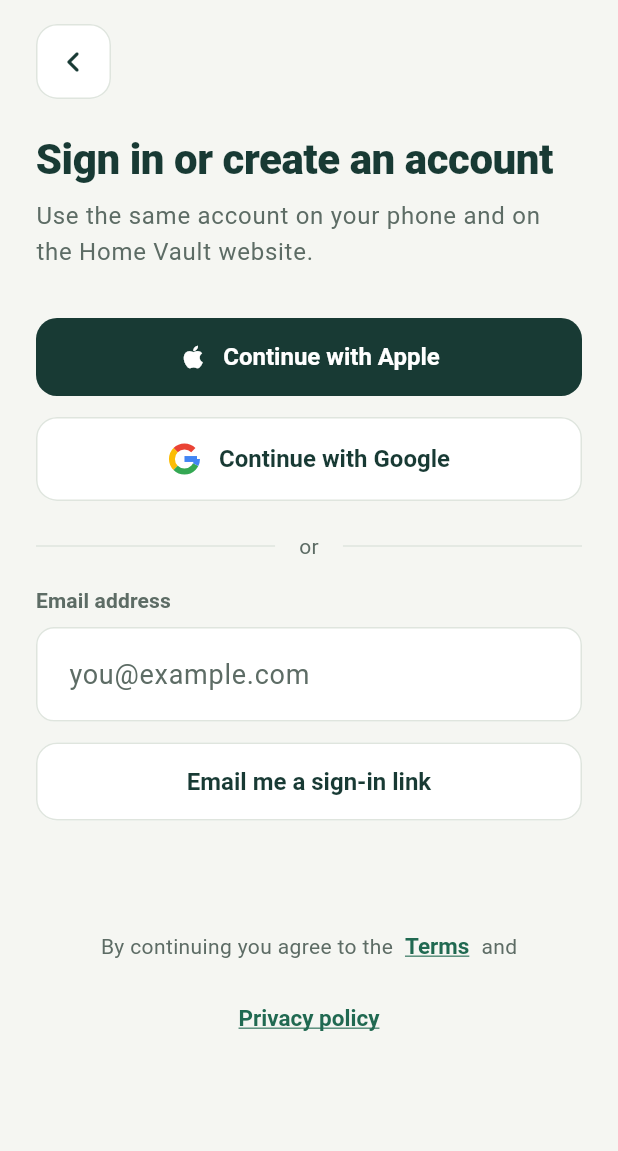
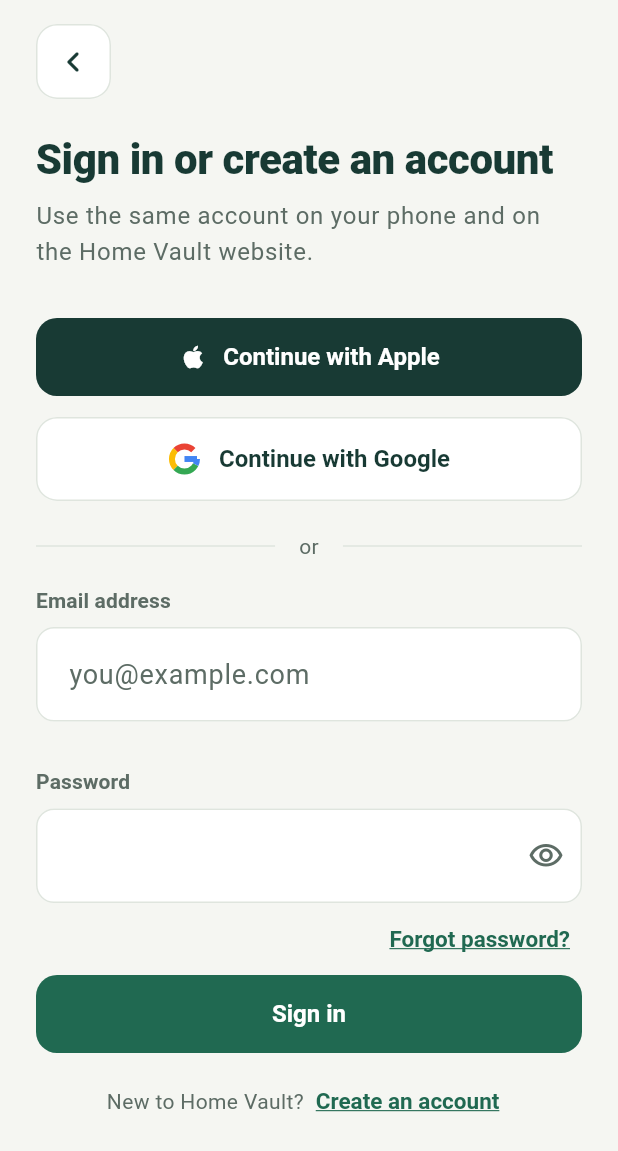
Before and after one commit to little2strong/Home-Vault-Receipt, a Flutter app: the screen it shows after launch, after a tap on "Get started", on a phone screen of 412 x 824 dp. Shown: the top 1151 px of the screen. Run offline on Flutter 3.47's test engine with Material 3 defaults, Android fonts, the phone set to English and light mode, and no system bars; our stand-ins replace camera, cloud_firestore, cloud_functions, connectivity_plus, file_picker, firebase_auth and 13 more; missing offline and left inert: add_2_calendar, firebase_app_check, google_mlkit_document_scanner, google_mlkit_text_recognition, pdfx; accounts and stored records are empty; network calls fail.

Commit message:
Remove app_links dependency and related code for email sign-in functionality. Update Android and iOS configurations to reflect changes in deep linking and associated domains. Refactor authentication logic to use email and password instead of email links. Introduce a new EmailPasswordForm component for streamlined sign-in and account creation. Clean up unused bindings and routes related to email link sign-in.

```diff
--- a/lib/app/app.dart
+++ b/lib/app/app.dart
@@ -1,49 +1,15 @@
-import 'dart:async';
-
-import 'package:app_links/app_links.dart';
 import 'package:flutter/foundation.dart';
 import 'package:flutter/material.dart';
 import 'package:get/get.dart';
 
-import '../core/data/auth_repository.dart';
 import '../core/data/vault_store.dart';
 import '../core/theme/app_theme.dart';
 import 'bindings/initial_binding.dart';
 import 'routes/app_pages.dart';
 import 'routes/app_routes.dart';
 
-class App extends StatefulWidget {
-  const App({super.key, this.initialLink});
-
-  /// An email sign-in link that launched the app.
-  final String? initialLink;
-
-  @override
-  State<App> createState() => _AppState();
-}
-
-class _AppState extends State<App> {
-  StreamSubscription<Uri>? _links;
-
-  @override
-  void initState() {
-    super.initState();
-    if (!kIsWeb) {
-      _links = AppLinks().uriLinkStream.listen((uri) {
-        final link = uri.toString();
-        if (Get.isRegistered<AuthRepository>() &&
-            Get.find<AuthRepository>().isEmailLink(link)) {
-          Get.offAllNamed(Routes.finishSignIn, arguments: link);
-        }
-      }, onError: (_) {});
-    }
-  }
-
-  @override
-  void dispose() {
-    _links?.cancel();
-    super.dispose();
-  }
+class App extends StatelessWidget {
+  const App({super.key});
 
   @override
   Widget build(BuildContext context) {
@@ -54,18 +20,14 @@
       darkTheme: AppTheme.dark,
       themeMode: ThemeMode.system,
       initialBinding: InitialBinding(mobile: !kIsWeb),
-      initialRoute: widget.initialLink != null
-          ? Routes.finishSignIn
-          : Routes.splash,
+      initialRoute: Routes.splash,
       getPages: [
         for (final page in kIsWeb ? AppPages.web : AppPages.app)
           kIsWeb &&
                   page.name != Routes.splash &&
                   page.name != Routes.webSignIn &&
-                  page.name != Routes.finishSignIn &&
                   page.name != Routes.privacy &&
-                  page.name != Routes.terms &&
-                  page.name != Routes.checkEmail
+                  page.name != Routes.terms
               ? page.copy(middlewares: [WebAuthGuard()])
               : page,
       ],
@@ -81,12 +43,6 @@
           ),
           child: child!,
         );
-      },
-      onReady: () {
-        final link = widget.initialLink;
-        if (link != null) {
-          Get.offAllNamed(Routes.finishSignIn, arguments: link);
-        }
       },
     );
   }
--- a/lib/app/routes/app_pages.dart
+++ b/lib/app/routes/app_pages.dart
@@ -29,16 +29,6 @@
 /// GetPage list: route → view + binding.
 abstract final class AppPages {
   static final _common = <GetPage<dynamic>>[
-    GetPage(
-      name: Routes.finishSignIn,
-      page: () => const FinishSignInView(),
-      binding: FinishSignInBinding(),
-    ),
-    GetPage(
-      name: Routes.checkEmail,
-      page: () => const CheckEmailView(),
-      binding: CheckEmailBinding(),
-    ),
     GetPage(
       name: Routes.originalPattern,
       page: () => const OriginalViewerView(),
--- a/lib/app/routes/app_routes.dart
+++ b/lib/app/routes/app_routes.dart
@@ -5,8 +5,6 @@
   static const splash = '/'; // 01
   static const welcome = '/welcome'; // 02
   static const signIn = '/sign-in'; // 03
-  static const checkEmail = '/check-email'; // 04
-  static const finishSignIn = '/finish-sign-in';
   static const notifications = '/notifications'; // 05
 
   // Tabs: Home (06), Products (19), Warranties (30), Account (32)
--- a/lib/core/data/auth_repository.dart
+++ b/lib/core/data/auth_repository.dart
@@ -1,7 +1,6 @@
 import 'package:firebase_auth/firebase_auth.dart';
 import 'package:flutter/foundation.dart';
 import 'package:google_sign_in/google_sign_in.dart';
-import 'package:shared_preferences/shared_preferences.dart';
 
 import '../services/app_config.dart';
 
@@ -14,15 +13,13 @@
   String toString() => message;
 }
 
-/// Sign in with Apple, Google or an email link. The same Firebase account
-/// works in the app and on the website.
+/// Sign in with Apple, Google or an email and password. The same Firebase
+/// account works in the app and on the website.
 class AuthRepository {
   AuthRepository([FirebaseAuth? auth]) : _auth = auth ?? FirebaseAuth.instance;
 
   final FirebaseAuth _auth;
   bool _googleReady = false;
-
-  static const _pendingEmailKey = 'pending_email_link';
 
   Stream<User?> get changes => _auth.authStateChanges();
   User? get user => _auth.currentUser;
@@ -33,8 +30,16 @@
     return [
       if (ids.contains('apple.com')) 'Apple',
       if (ids.contains('google.com')) 'Google',
-      if (ids.contains('password') || ids.contains('emailLink')) 'email',
+      if (ids.contains('password')) 'email',
     ].join(', ');
+  }
+
+  /// Whether confirming it's you needs the account's password.
+  bool get usesPassword {
+    final ids = user?.providerData.map((p) => p.providerId).toSet() ?? {};
+    return ids.contains('password') &&
+        !ids.contains('apple.com') &&
+        !ids.contains('google.com');
   }
 
   Future<void> signInWithApple() async {
@@ -78,49 +83,34 @@
     _googleReady = true;
   }
 
-  ActionCodeSettings get _linkSettings => ActionCodeSettings(
-    url: 'https://${AppConfig.webDomain}/finish-sign-in',
-    handleCodeInApp: true,
-    androidPackageName: AppConfig.androidPackage,
-    androidInstallApp: true,
-    iOSBundleId: AppConfig.iosBundleId,
-    linkDomain: AppConfig.webDomain,
-  );
-
-  Future<void> sendEmailLink(String email) async {
+  Future<void> signInWithEmail(String email, String password) async {
     await _guard(() async {
-      await _auth.sendSignInLinkToEmail(
+      await _auth.signInWithEmailAndPassword(
         email: email.trim(),
-        actionCodeSettings: _linkSettings,
+        password: password,
       );
-      final prefs = await SharedPreferences.getInstance();
-      await prefs.setString(_pendingEmailKey, email.trim());
     });
   }
 
-  Future<String?> pendingEmail() async {
-    final prefs = await SharedPreferences.getInstance();
-    return prefs.getString(_pendingEmailKey);
-  }
-
-  bool isEmailLink(String link) => _auth.isSignInWithEmailLink(link);
-
-  /// Completes sign-in from the link in the email. [email] is needed when
-  /// the link is opened on a different device from the one that asked.
-  Future<void> completeEmailLink(String link, {String? email}) async {
-    final address = email ?? await pendingEmail();
-    if (address == null || address.isEmpty) {
-      throw const AuthFailure('Enter the email address the link was sent to.');
-    }
+  Future<void> createAccount(String email, String password) async {
     await _guard(() async {
-      await _auth.signInWithEmailLink(email: address, emailLink: link);
-      final prefs = await SharedPreferences.getInstance();
-      await prefs.remove(_pendingEmailKey);
+      await _auth.createUserWithEmailAndPassword(
+        email: email.trim(),
+        password: password,
+      );
     });
   }
 
-  /// Account deletion needs a fresh sign-in.
-  Future<void> reauthenticate() async {
+  /// Firebase emails a link to its own page for choosing a new password.
+  Future<void> sendPasswordReset(String email) async {
+    await _guard(() async {
+      await _auth.sendPasswordResetEmail(email: email.trim());
+    });
+  }
+
+  /// Account deletion needs a fresh sign-in. Email accounts pass their
+  /// [password].
+  Future<void> reauthenticate({String? password}) async {
     final u = user;
     if (u == null) throw const AuthFailure('You are signed out.');
     // A sign-in in the last few minutes already counts as recent.
@@ -149,10 +139,14 @@
           );
         }
       } else {
-        // Email-link accounts confirm by signing in from a fresh link.
-        throw const AuthFailure(
-          'For your security, sign out and back in with a new email link, '
-          'then delete your account within 5 minutes.',
+        if (password == null || password.isEmpty) {
+          throw const AuthFailure('Enter your password to confirm.');
+        }
+        await u.reauthenticateWithCredential(
+          EmailAuthProvider.credential(
+            email: u.email ?? '',
+            password: password,
+          ),
         );
       }
     });
@@ -182,8 +176,12 @@
 
   static String _message(FirebaseAuthException e) => switch (e.code) {
     'invalid-email' => 'That email address does not look right.',
-    'invalid-action-code' || 'expired-action-code' =>
-      'This sign-in link has expired or was already used. Ask for a new one.',
+    'invalid-credential' ||
+    'wrong-password' ||
+    'user-not-found' => 'That email and password do not match.',
+    'email-already-in-use' =>
+      'There is already an account with this email. Sign in instead.',
+    'weak-password' => 'Choose a longer password, at least 8 characters.',
     'network-request-failed' => 'Waiting for connection. Try again shortly.',
     'user-disabled' => 'This account has been switched off.',
     'too-many-requests' => 'Too many attempts. Wait a minute and try again.',
--- a/lib/core/widgets/feedback.dart
+++ b/lib/core/widgets/feedback.dart
@@ -116,6 +116,7 @@
     String action = 'Save',
     TextCapitalization caps = TextCapitalization.sentences,
     TextInputType? keyboard,
+    bool obscure = false,
   }) {
     final controller = TextEditingController(text: initial);
     return showDialog<String>(
@@ -127,6 +128,9 @@
           autofocus: true,
           textCapitalization: caps,
           keyboardType: keyboard,
+          obscureText: obscure,
+          autocorrect: !obscure,
+          enableSuggestions: !obscure,
           decoration: InputDecoration(hintText: hint),
           onSubmitted: (v) => Navigator.of(context).pop(v),
         ),
--- a/lib/core/widgets/vault_ui.dart
+++ b/lib/core/widgets/vault_ui.dart
@@ -727,6 +727,10 @@
     this.validator,
     this.maxLines = 1,
     this.prefix,
+    this.obscureText = false,
+    this.suffix,
+    this.textInputAction,
+    this.onSubmitted,
   });
 
   final String label;
@@ -744,6 +748,12 @@
   final FormFieldValidator<String>? validator;
   final int maxLines;
   final String? prefix;
+
+  /// Hides the text, for passwords.
+  final bool obscureText;
+  final Widget? suffix;
+  final TextInputAction? textInputAction;
+  final ValueChanged<String>? onSubmitted;
 
   @override
   Widget build(BuildContext context) {
@@ -765,6 +775,11 @@
           maxLines: maxLines,
           textCapitalization: textCapitalization,
           inputFormatters: inputFormatters,
+          obscureText: obscureText,
+          autocorrect: !obscureText,
+          enableSuggestions: !obscureText,
+          textInputAction: textInputAction,
+          onFieldSubmitted: onSubmitted,
           autofillHints: autofillHints,
           style: TextStyle(
             fontSize: 18,
@@ -774,6 +789,7 @@
           decoration: InputDecoration(
             hintText: hint,
             prefixText: prefix,
+            suffixIcon: suffix,
             enabledBorder: warn ? border : null,
             contentPadding: const EdgeInsets.symmetric(
               horizontal: 18,
--- a/lib/features/account/view/account_pages.dart
+++ b/lib/features/account/view/account_pages.dart
@@ -914,10 +914,23 @@
       destructive: true,
     );
     if (!ok) return;
+    String? password;
+    if (auth.usesPassword) {
+      if (!context.mounted) return;
+      password = await Pickers.text(
+        context,
+        title: 'Enter your password',
+        action: 'Confirm',
+        caps: TextCapitalization.none,
+        keyboard: TextInputType.visiblePassword,
+        obscure: true,
+      );
+      if (password == null) return;
+    }
     busy.value = true;
     error.value = null;
     try {
-      await auth.reauthenticate();
+      await auth.reauthenticate(password: password);
       await repo.deleteAccount();
       if (Get.isRegistered<ReceiptSaver>()) {
         for (final d in [...Get.find<ReceiptSaver>().pending]) {
--- a/lib/features/start/binding/start_bindings.dart
+++ b/lib/features/start/binding/start_bindings.dart
@@ -12,16 +12,6 @@
   void dependencies() => Get.lazyPut(() => SignInController(Get.find()));
 }
 
-class CheckEmailBinding extends Bindings {
-  @override
-  void dependencies() => Get.lazyPut(() => CheckEmailController(Get.find()));
-}
-
-class FinishSignInBinding extends Bindings {
-  @override
-  void dependencies() => Get.lazyPut(() => FinishSignInController(Get.find()));
-}
-
 class NotificationsBinding extends Bindings {
   @override
   void dependencies() => Get.lazyPut(() => NotificationsController(Get.find()));
--- a/lib/features/start/view/start_views.dart
+++ b/lib/features/start/view/start_views.dart
@@ -1,4 +1,3 @@
-import 'package:flutter/foundation.dart';
 import 'package:flutter/material.dart';
 import 'package:get/get.dart';
 
@@ -246,24 +245,7 @@
             Expanded(child: Divider(color: p.outline)),
           ],
         ),
-        AutofillGroup(
-          child: LabeledField(
-            label: 'Email address',
-            controller: controller.email,
-            hint: 'you@example.com',
-            keyboardType: TextInputType.emailAddress,
-            textCapitalization: TextCapitalization.none,
-            autofillHints: const [AutofillHints.email],
-          ),
-        ),
-        const SizedBox(height: 14),
-        Obx(
-          () => VaultButton.secondary(
-            label: 'Email me a sign-in link',
-            loading: controller.busy.value == 'email',
-            onPressed: controller.emailLink,
-          ),
-        ),
+        EmailPasswordForm(controller: controller),
         Obx(() {
           final e = controller.error.value;
           if (e == null) return const SizedBox(height: 12);
@@ -341,122 +323,103 @@
   }
 }
 
-/// 04 Check your email
-class CheckEmailView extends GetView<CheckEmailController> {
-  const CheckEmailView({super.key});
+/// Email and password fields, shared by sign-in (03) and the website (W1).
+class EmailPasswordForm extends StatelessWidget {
+  const EmailPasswordForm({
+    super.key,
+    required this.controller,
+    this.allowCreate = true,
+  });
+
+  final SignInController controller;
+
+  /// The website only signs in; accounts start in the app.
+  final bool allowCreate;
 
   @override
   Widget build(BuildContext context) {
     final p = context.palette;
-    final t = context.textStyles;
-    return AppPage(
-      actions: [
-        if (!kIsWeb)
-          VaultButton(label: 'Open email app', onPressed: controller.openMail),
-        Obx(
-          () => VaultButton.secondary(
-            label: controller.cooldown.value > 0
-                ? 'Send again in ${controller.cooldown.value}s'
-                : 'Send the link again',
-            onPressed: controller.cooldown.value > 0 ? null : controller.resend,
+    return Obx(() {
+      final creating = allowCreate && controller.creating.value;
+      final shown = controller.showPassword.value;
+      final busy = controller.busy.value;
+      return AutofillGroup(
+        child: Column(
+          crossAxisAlignment: CrossAxisAlignment.stretch,
+          children: [
+            LabeledField(
+              label: 'Email address',
+              controller: controller.email,
+              hint: 'you@example.com',
+              keyboardType: TextInputType.emailAddress,
+              textCapitalization: TextCapitalization.none,
+              autofillHints: const [AutofillHints.email],
+              textInputAction: TextInputAction.next,
+            ),
+            const SizedBox(height: 14),
+            LabeledField(
+              label: 'Password',
+              controller: controller.password,
+              hint: creating
+                  ? 'At least ${SignInController.minPasswordLength} characters'
+                  : null,
+              obscureText: !shown,
+              keyboardType: TextInputType.visiblePassword,
+              textCapitalization: TextCapitalization.none,
+              autofillHints: [
+                creating ? AutofillHints.newPassword : AutofillHints.password,
+              ],
+              textInputAction: TextInputAction.done,
+              onSubmitted: (_) => controller.submitEmail(),
+              suffix: IconButton(
+                tooltip: shown ? 'Hide password' : 'Show password',
+                icon: Icon(
+                  shown
+                      ? Icons.visibility_off_outlined
+                      : Icons.visibility_outlined,
+                  color: p.muted,
+                ),
+                onPressed: controller.showPassword.toggle,
               ),
             ),
-        LinkButton(label: 'Use a different email', onPressed: Get.back),
-      ],
+            if (!creating)
+              Align(
+                alignment: Alignment.centerRight,
+                child: LinkButton(
+                  label: 'Forgot password?',
+                  onPressed: busy == null ? controller.forgotPassword : null,
+                ),
+              )
+            else
+              const SizedBox(height: 14),
+            VaultButton(
+              label: creating ? 'Create account' : 'Sign in',
+              loading: busy == 'email',
+              onPressed: controller.submitEmail,
+            ),
+            if (allowCreate) ...[
+              const SizedBox(height: 8),
+              Wrap(
+                alignment: WrapAlignment.center,
+                crossAxisAlignment: WrapCrossAlignment.center,
                 children: [
-        const SizedBox(height: 80),
-        const Center(child: IconTile(Icons.mail_outline_rounded, size: 120)),
-        const SizedBox(height: 32),
                   Text(
-          'Check your email',
-          textAlign: TextAlign.center,
-          style: t.headlineMedium,
+                    creating
+                        ? 'Already have an account?'
+                        : 'New to Home Vault?',
+                    style: TextStyle(color: p.muted),
                   ),
-        const SizedBox(height: 16),
-        Text.rich(
-          TextSpan(
-            text: 'We sent a sign-in link to ',
-            children: [
-              TextSpan(
-                text: controller.email,
-                style: TextStyle(fontWeight: FontWeight.w800, color: p.ink),
-              ),
-              TextSpan(
-                text: kIsWeb
-                    ? '. Open it in this browser to continue.'
-                    : '. Tap it on this phone to continue.',
+                  LinkButton(
+                    label: creating ? 'Sign in' : 'Create an account',
+                    onPressed: controller.toggleCreating,
                   ),
                 ],
               ),
-          textAlign: TextAlign.center,
-          style: t.titleMedium?.copyWith(
-            color: p.muted,
-            fontWeight: FontWeight.w400,
-            height: 1.5,
+            ],
+          ],
         ),
-        ),
-        const SizedBox(height: 16),
-        Text(
-          'The link works for 1 hour.',
-          textAlign: TextAlign.center,
-          style: t.bodyMedium?.copyWith(color: p.muted),
-        ),
-      ],
       );
-  }
-}
-
-/// Finishing an email sign-in link.
-class FinishSignInView extends GetView<FinishSignInController> {
-  const FinishSignInView({super.key});
-
-  @override
-  Widget build(BuildContext context) {
-    return AppPage(
-      showBack: false,
-      title: 'Signing you in',
-      children: [
-        Obx(() {
-          if (controller.busy.value) {
-            return const Padding(
-              padding: EdgeInsets.all(40),
-              child: Center(child: CircularProgressIndicator()),
-            );
-          }
-          return Column(
-            crossAxisAlignment: CrossAxisAlignment.stretch,
-            children: [
-              if (controller.error.value != null)
-                InfoNote(controller.error.value!, warning: true),
-              if (controller.needsEmail.value) ...[
-                const SizedBox(height: 8),
-                Text(
-                  'For your security, enter the email address the link was '
-                  'sent to.',
-                  style: context.textStyles.bodyLarge,
-                ),
-                LabeledField(
-                  label: 'Email address',
-                  controller: controller.email,
-                  keyboardType: TextInputType.emailAddress,
-                  textCapitalization: TextCapitalization.none,
-                ),
-                const SizedBox(height: 16),
-                VaultButton(
-                  label: 'Continue',
-                  onPressed: () => controller.finish(),
-                ),
-              ],
-              const SizedBox(height: 16),
-              LinkButton(
-                label: 'Back to sign in',
-                onPressed: () => Get.offAllNamed(Routes.signIn),
-              ),
-            ],
-          );
-        }),
-      ],
-    );
+    });
   }
 }
 
--- a/lib/features/web/view/web_pages.dart
+++ b/lib/features/web/view/web_pages.dart
@@ -21,6 +21,7 @@
 import '../../../core/widgets/vault_ui.dart';
 import '../../products/controller/products_controller.dart';
 import '../../start/controller/start_controllers.dart';
+import '../../start/view/start_views.dart';
 import 'web_shell.dart';
 
 // --------------------------------------------------------- W1 Sign in
@@ -75,21 +76,7 @@
                 Expanded(child: Divider(color: p.outline)),
               ],
             ),
-            LabeledField(
-              label: 'Email address',
-              controller: controller.email,
-              hint: 'you@example.com',
-              keyboardType: TextInputType.emailAddress,
-              textCapitalization: TextCapitalization.none,
-            ),
-            const SizedBox(height: 12),
-            Obx(
-              () => VaultButton.secondary(
-                label: 'Email me a sign-in link',
-                loading: controller.busy.value == 'email',
-                onPressed: controller.emailLink,
-              ),
-            ),
+            EmailPasswordForm(controller: controller, allowCreate: false),
             Obx(
               () => controller.error.value == null
                   ? const SizedBox(height: 12)
--- a/lib/main.dart
+++ b/lib/main.dart
@@ -1,5 +1,3 @@
-import 'package:app_links/app_links.dart';
-import 'package:firebase_auth/firebase_auth.dart';
 import 'package:firebase_messaging/firebase_messaging.dart';
 import 'package:flutter/foundation.dart';
 import 'package:flutter/material.dart';
@@ -14,22 +12,13 @@
 Future<void> _onBackgroundMessage(RemoteMessage message) async {}
 
 Future<void> main() async {
-  // Real paths (/products, /finish-sign-in) so email links and bookmarks
-  // work on the website.
+  // Real paths (/products, /dashboard) so bookmarks work on the website.
   usePathUrlStrategy();
   WidgetsFlutterBinding.ensureInitialized();
   await FirebaseBootstrap.init();
 
-  String? initialLink;
   if (!kIsWeb) {
     FirebaseMessaging.onBackgroundMessage(_onBackgroundMessage);
-    try {
-      final uri = await AppLinks().getInitialLink();
-      final link = uri?.toString();
-      if (link != null && FirebaseAuth.instance.isSignInWithEmailLink(link)) {
-        initialLink = link;
-      }
-    } catch (_) {}
   }
-  runApp(App(initialLink: initialLink));
+  runApp(const App());
 }
--- a/pubspec.yaml
+++ b/pubspec.yaml
@@ -64,7 +64,6 @@
   connectivity_plus: ^7.3.2
   intl: ^0.20.3
   flutter_timezone: ^5.1.1
-  app_links: ^7.2.2
   uuid: ^4.6.0
   photo_view: ^0.15.0
   flutter_web_plugins:
```
Also changed, not shown: lib/features/start/controller/start_controllers.dart (+41 -105 lines), pubspec.lock, 10 other files. Lines whose indentation alone changed are shown as unchanged.
